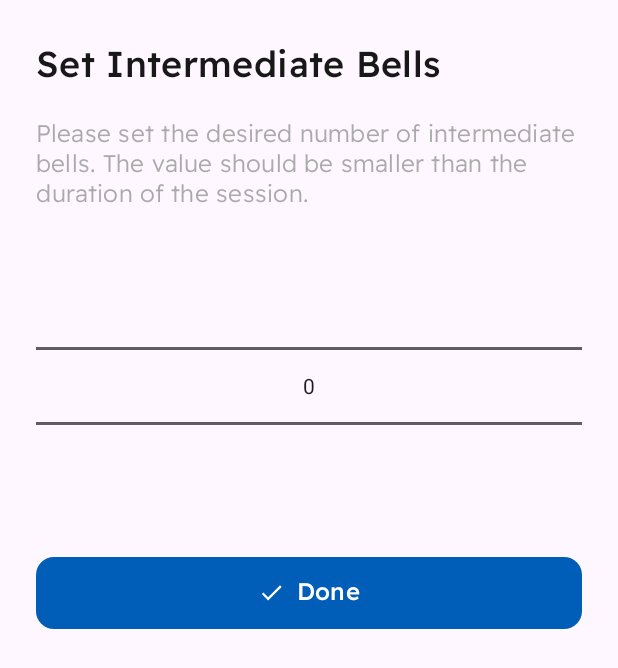
After one commit to Parmo7/cogito-app, an Android app: the layout dialog_num_intbells.xml on its own in the app's theme, with its tools: preview values and no code run, on a phone screen of 412 x 824 dp. The commit adds this screen. Shown: the top 668 px of the screen. Run offline under Robolectric (Android 15) with nearby library versions, the light colour scheme and no system bars.

Commit message:
Allow user to set bell sounds

```diff
--- a/app/src/main/java/uk/ac/aston/cogito/model/BackgroundMusicManager.java
+++ b/app/src/main/java/uk/ac/aston/cogito/model/BackgroundMusicManager.java
@@ -18,6 +18,7 @@ public class BackgroundMusicManager {
     private static final AudioResource TRACK_4 = new AudioResource("Spa", R.raw.spa);
     private static final AudioResource TRACK_5 = new AudioResource("Zen", R.raw.zen);
     private static final AudioResource TRACK_6 = new AudioResource("None", NULL_RES_ID);
+    public static final AudioResource DEFAULT_BG_MUSIC = TRACK_1;
 
 
     private static final List<AudioResource> BG_MUSIC_LIST = initializeBgMusicList();
--- a/app/src/main/java/uk/ac/aston/cogito/ui/session/SessionFragment.java
+++ b/app/src/main/java/uk/ac/aston/cogito/ui/session/SessionFragment.java
@@ -58,12 +58,6 @@ public class SessionFragment extends Fragment {
 
         navBar = getActivity().findViewById(R.id.nav_view);
         config = SessionFragmentArgs.fromBundle(getArguments()).getSessionConfig();
-
-        //TODO for now, manually assign the bell sounds
-        config.setStartBellSound(new AudioResource("Chakra", R.raw.bell_chakra));
-        config.setEndBellSound(new AudioResource("Classic", R.raw.bell_classic));
-        config.setIntermediateBellSound(new AudioResource("Heavy", R.raw.bell_heavy));
-        config.setNumIntermediateBells(2);
 
         return binding.getRoot();
     }
--- /dev/null
+++ b/app/src/main/res/layout/dialog_num_intbells.xml
@@ -0,0 +1,49 @@
+<?xml version="1.0" encoding="utf-8"?>
+<androidx.constraintlayout.widget.ConstraintLayout xmlns:android="http://schemas.android.com/apk/res/android"
+    android:layout_width="match_parent"
+    android:layout_height="wrap_content"
+    xmlns:app="http://schemas.android.com/apk/res-auto"
+    android:padding="24dp">
+
+    <TextView
+        android:id="@+id/title"
+        android:layout_width="match_parent"
+        android:layout_height="wrap_content"
+        android:fontFamily="@font/readex_pro_medium"
+        android:text="@string/dialog_num_intbells_title"
+        android:textColor="@color/black"
+        android:textSize="24sp"
+        app:layout_constraintTop_toTopOf="parent"/>
+
+    <TextView
+        android:id="@+id/subtitle"
+        android:layout_width="match_parent"
+        android:layout_height="wrap_content"
+        android:layout_marginTop="12dp"
+        android:fontFamily="@font/readex_pro_light"
+        android:text="@string/dialog_num_intbells_subtitle"
+        android:textColor="@color/grey_2"
+        android:textSize="16sp"
+        app:layout_constraintEnd_toEndOf="parent"
+        app:layout_constraintStart_toStartOf="parent"
+        app:layout_constraintTop_toBottomOf="@id/title" />
+
+    <NumberPicker
+        android:id="@+id/intbells_picker"
+        android:layout_width="match_parent"
+        android:layout_height="wrap_content"
+        app:layout_constraintTop_toBottomOf="@id/subtitle"
+        app:layout_constraintBottom_toTopOf="@id/done_btn"
+        android:layout_marginVertical="24dp" />
+
+    <Button
+        android:id="@+id/done_btn"
+        android:layout_width="match_parent"
+        android:layout_height="48dp"
+        app:layout_constraintBottom_toBottomOf="parent"
+        style="@style/CogitoButton.Primary"
+        android:layout_marginBottom="12dp"
+        android:text="@string/dialog_num_intbells_done_btn"
+        app:icon="@drawable/ic_baseline_done_24"/>
+
+</androidx.constraintlayout.widget.ConstraintLayout>
--- a/app/src/main/res/values/strings.xml
+++ b/app/src/main/res/values/strings.xml
@@ -36,7 +36,15 @@
     <string name="dialog_name_save_btn">Save</string>
     <string name="dialog_name_subtitle">Please provide a name for your session configuration.</string>
 
+    <string name="dialog_bell_start_title">Select Start Bell Sound</string>
+    <string name="dialog_bell_intermediate_title">Select Intermediate Bell Sound</string>
+    <string name="dialog_bell_end_title">Select End Bell Sound</string>
+    <string name="dialog_bell_done_btn">Done</string>
+    <string name="dialog_bell_subtitle">Please choose a bell sound.</string>
 
+    <string name="dialog_num_intbells_title">Set Intermediate Bells</string>
+    <string name="dialog_num_intbells_done_btn">Done</string>
+    <string name="dialog_num_intbells_subtitle">Please set the desired number of intermediate bells. The value should be smaller than the duration of the session.</string>
 
 
     <!-- **************** SESSION PAGE ***************** -->
```
Also changed, not shown: app/src/main/java/uk/ac/aston/cogito/model/BellSoundManager.java (added, +47 -0 lines), app/src/main/java/uk/ac/aston/cogito/model/entities/SessionConfig.java (+13 -1 lines), app/src/main/java/uk/ac/aston/cogito/ui/home/HomeFragment.java (+59 -4 lines), app/src/main/java/uk/ac/aston/cogito/ui/home/dialogs/SelectBellDialog.java (added, +83 -0 lines), app/src/main/java/uk/ac/aston/cogito/ui/home/dialogs/SelectEndBellDialog.java (added, +25 -0 lines), app/src/main/java/uk/ac/aston/cogito/ui/home/dialogs/SelectIntermediateBellDialog.java (added, +25 -0 lines), app/src/main/java/uk/ac/aston/cogito/ui/home/dialogs/SelectNumIntBellsDialog.java (added, +40 -0 lines), app/src/main/java/uk/ac/aston/cogito/ui/home/dialogs/SelectStartBellDialog.java (added, +25 -0 lines), app/src/main/res/layout/dialog_select_bell_sound.xml (added, +48 -0 lines).
